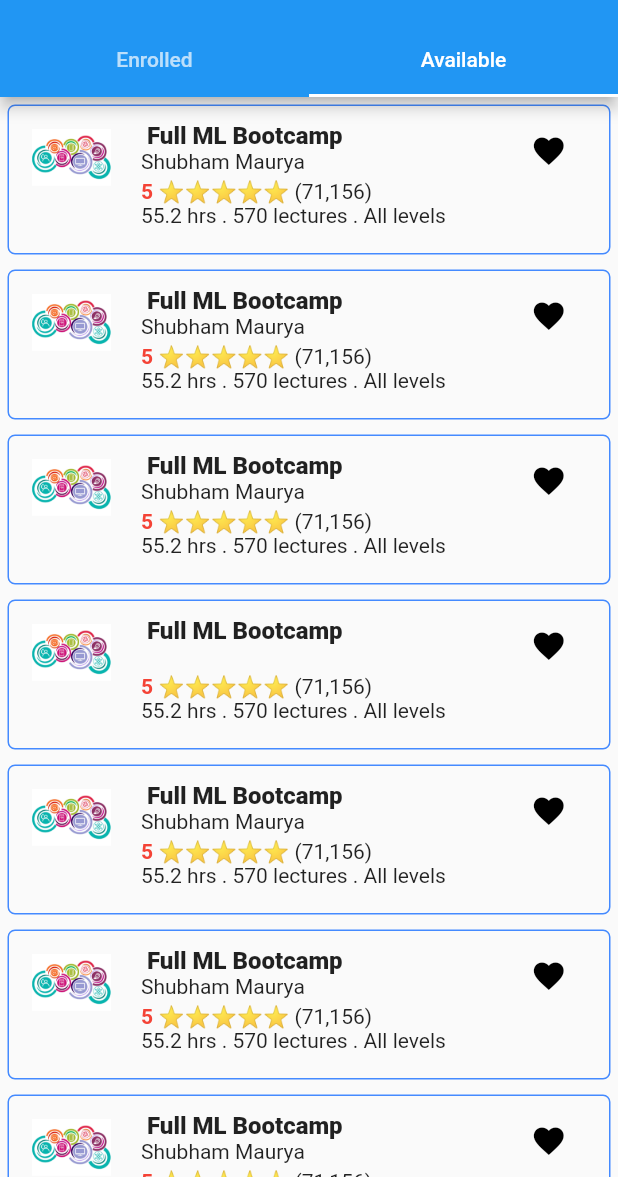
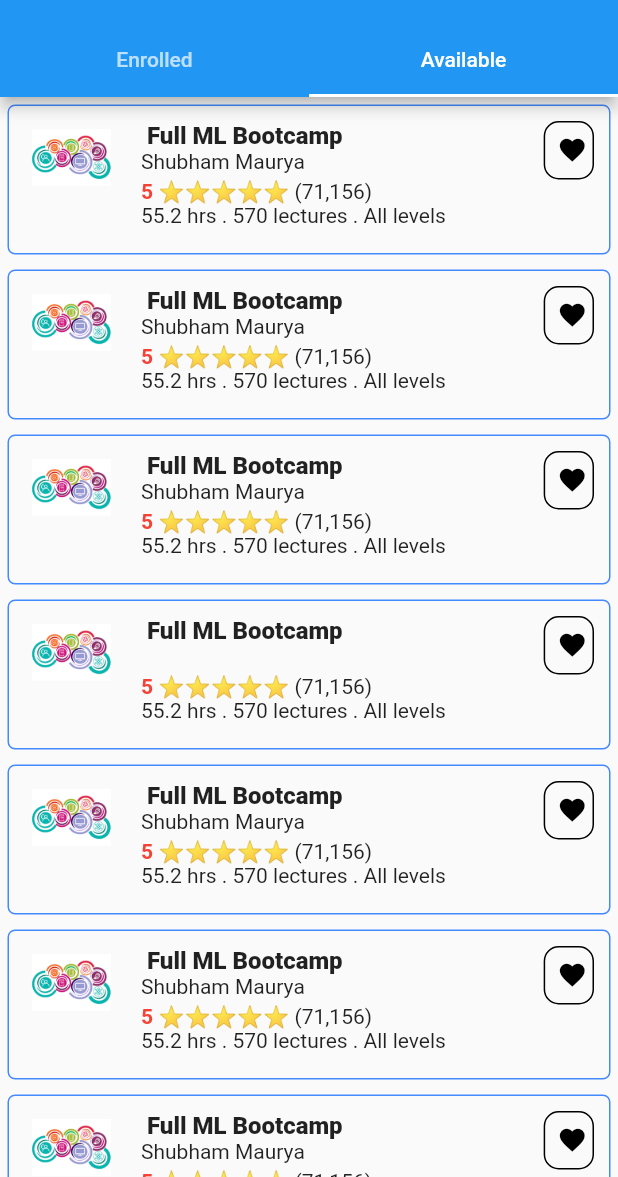
Before and after one commit to coldwater2308/Standby_Classroom, a Flutter app: the Course screen opened directly, tab 2 chosen, on a phone screen of 412 x 824 dp, the part 59-1236 px from its top. Run offline on Flutter 3.47's test engine with Material 2 defaults, Android fonts, the light colour scheme and no system bars.

Commit message:
First Commit

```diff
--- a/lib/components/Course/courseComponent.dart
+++ b/lib/components/Course/courseComponent.dart
@@ -12,7 +12,7 @@ class CourseComponent extends StatelessWidget {
 
   @override
   Widget build(BuildContext context) {
-   title= (Title.length>20) ?Title.substring(0,20)+"...":Title;
+   title= (Title.length>25) ?Title.substring(0,25)+"...":Title;
 
     return
       GestureDetector(
@@ -78,14 +78,19 @@ class CourseComponent extends StatelessWidget {
                              )
                              ),
                              Expanded(
-                               flex: 2,
-                               child: IconButton(
-                                 onPressed: (){
+                               flex: 1,
+                               child: Container(
+                                 width: 5,
+                                 padding: EdgeInsets.zero,
+                                 decoration: BoxDecoration(border: Border.all(style: BorderStyle.solid,color: Colors.black),borderRadius: BorderRadius.circular(10)),
+                                 child: IconButton(
+                                   onPressed: (){
 
-                                   Provider.of<StateData>(context,listen: false).colorChange();
-                                 },
-                                 icon:  Icon(Icons.favorite, color: (Provider.of<StateData>(context).icColor)?Colors.red:Colors.black,),
+                                     Provider.of<StateData>(context,listen: false).colorChange();
+                                   },
+                                   icon:  Icon(Icons.favorite, color: (Provider.of<StateData>(context).icColor)?Colors.red:Colors.black,size: 20,),
 
+                                 ),
                                ),
                                )  ],
                          )
```
